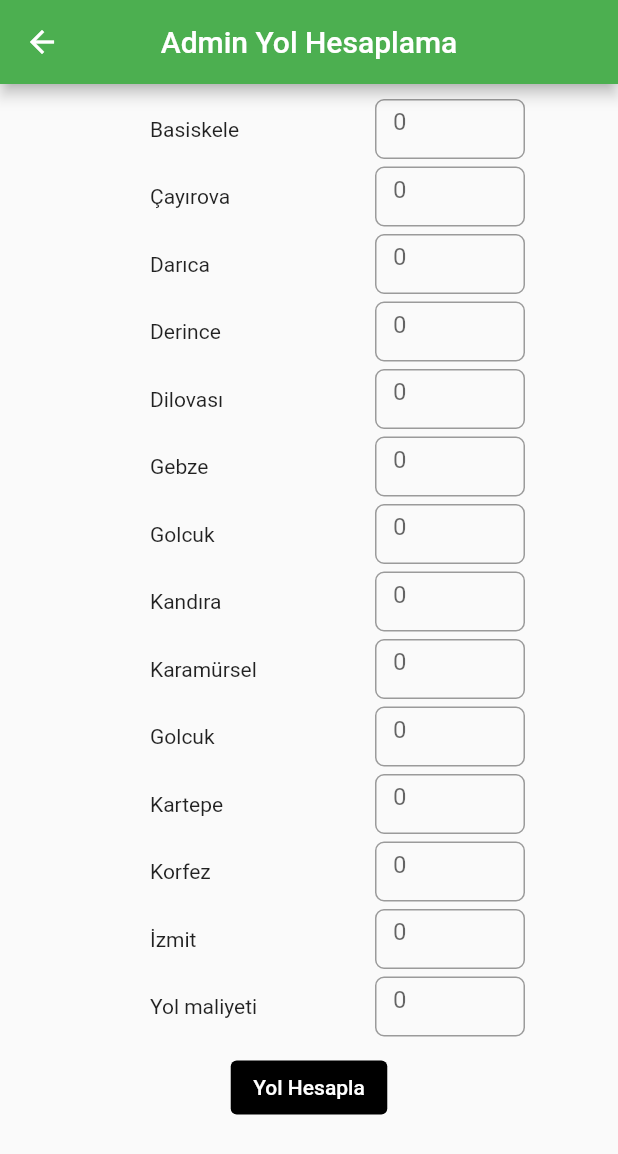
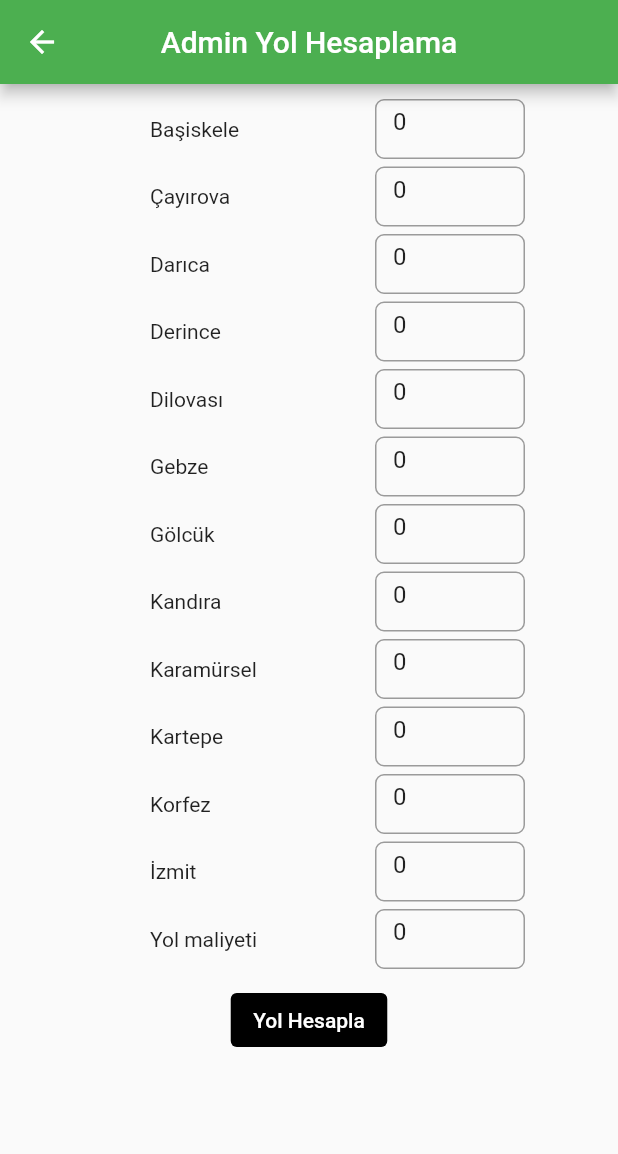
Before and after one commit to AlperenImam0glu/Kocaeli-Universitesi-Ulasim-Uygulamasi, a Flutter app: the AdminYolHesapla screen opened by its route, on a phone screen of 412 x 824 dp. Shown: the top 1154 px of the screen. Run offline on Flutter 3.47's test engine with Material 2 defaults, Android fonts, the phone set to English and light mode, and no system bars; our stand-ins replace flutter_map, latlong2, sqflite; missing offline and left inert: dart:ffi; accounts and stored records are empty.

Commit message:
hesaplama olusturuluyor

```diff
--- a/lib/admin_pages/admin_yol_hesapla.dart
+++ b/lib/admin_pages/admin_yol_hesapla.dart
@@ -9,6 +9,20 @@ class AdminYolHesapla extends StatefulWidget {
 
 class _AdminYolHesaplaState extends State<AdminYolHesapla> {
   double yukseklik = 5;
+  TextEditingController BasiskeleText = TextEditingController(text: '0');
+  TextEditingController CayirovaText = TextEditingController(text: '0');
+  TextEditingController DaricaText = TextEditingController(text: '0');
+  TextEditingController DerinceText = TextEditingController(text: '0');
+  TextEditingController DilovasiText = TextEditingController(text: '0');
+  TextEditingController GebzeText = TextEditingController(text: '0');
+  TextEditingController GolcukText = TextEditingController(text: '0');
+  TextEditingController KandiraText = TextEditingController(text: '0');
+  TextEditingController KaramurselText = TextEditingController(text: '0');
+  TextEditingController KartepeText = TextEditingController(text: '0');
+  TextEditingController KorfezText = TextEditingController(text: '0');
+  TextEditingController IzmitText = TextEditingController(text: '0');
+  TextEditingController YolMaliyetiText = TextEditingController(text: '0');
+
   @override
   Widget build(BuildContext context) {
     return Scaffold(
@@ -26,64 +40,64 @@ class _AdminYolHesaplaState extends State<AdminYolHesapla> {
                   SizedBox(
                     height: 10,
                   ),
-                  durakVeSayi("Basiskele"),
+                  durakVeSayi("Başiskele", BasiskeleText),
                   SizedBox(
                     height: yukseklik,
                   ),
-                  durakVeSayi("Çayırova"),
+                  durakVeSayi("Çayırova", CayirovaText),
                   SizedBox(
                     height: yukseklik,
                   ),
-                  durakVeSayi("Darıca"),
+                  durakVeSayi("Darıca", DaricaText),
                   SizedBox(
                     height: yukseklik,
                   ),
-                  durakVeSayi("Derince"),
+                  durakVeSayi("Derince", DerinceText),
                   SizedBox(
                     height: yukseklik,
                   ),
-                  durakVeSayi("Dilovası"),
+                  durakVeSayi("Dilovası", DilovasiText),
                   SizedBox(
                     height: yukseklik,
                   ),
-                  durakVeSayi("Gebze"),
+                  durakVeSayi("Gebze", GebzeText),
                   SizedBox(
                     height: yukseklik,
                   ),
-                  durakVeSayi("Golcuk"),
+                  durakVeSayi("Gölcük", GolcukText),
                   SizedBox(
                     height: yukseklik,
                   ),
-                  durakVeSayi("Kandıra"),
+                  durakVeSayi("Kandıra", KandiraText),
                   SizedBox(
                     height: yukseklik,
                   ),
-                  durakVeSayi("Karamürsel"),
+                  durakVeSayi("Karamürsel", KaramurselText),
                   SizedBox(
                     height: yukseklik,
                   ),
-                  durakVeSayi("Golcuk"),
+                  durakVeSayi("Kartepe", KartepeText),
                   SizedBox(
                     height: yukseklik,
                   ),
-                  durakVeSayi("Kartepe"),
+                  durakVeSayi("Korfez", KorfezText),
                   SizedBox(
                     height: yukseklik,
                   ),
-                  durakVeSayi("Korfez"),
+                  durakVeSayi("İzmit", IzmitText),
                   SizedBox(
                     height: yukseklik,
                   ),
-                  durakVeSayi("İzmit"),
-                  SizedBox(
-                    height: yukseklik,
-                  ),
-                  durakVeSayi("Yol maliyeti"),
+                  durakVeSayi("Yol maliyeti", YolMaliyetiText),
                   SizedBox(
                     height: 10,
                   ),
                   TextButton(
-                    onPressed: () {},
+                    onPressed: () {
+                      var duraklistesi;
+                      duraklistesi = listeyeYaz();
+                      yolHesapla(duraklistesi);
+                    },
                     style: ButtonStyle(
                         backgroundColor:
                             MaterialStateProperty.all(Colors.black)),
@@ -102,7 +116,7 @@ class _AdminYolHesaplaState extends State<AdminYolHesapla> {
         ));
   }
 
-  Row durakVeSayi(String durak) {
+  Row durakVeSayi(String durak, TextEditingController text, {double? ucret}) {
     return Row(children: <Widget>[
       SizedBox(
         width: 100,
@@ -117,8 +131,33 @@ class _AdminYolHesaplaState extends State<AdminYolHesapla> {
                 borderRadius: BorderRadius.all(Radius.circular(6))),
             hintText: "0",
           ),
+          controller: text,
         ),
       ),
     ]);
   }
+
+  List listeyeYaz() {
+    var duraklistesi = <double>[];
+    duraklistesi.add(double.parse(BasiskeleText.text));
+    duraklistesi.add(double.parse(CayirovaText.text));
+    duraklistesi.add(double.parse(DaricaText.text));
+    duraklistesi.add(double.parse(DerinceText.text));
+    duraklistesi.add(double.parse(DilovasiText.text));
+    duraklistesi.add(double.parse(GebzeText.text));
+    duraklistesi.add(double.parse(GolcukText.text));
+    duraklistesi.add(double.parse(KandiraText.text));
+    duraklistesi.add(double.parse(KaramurselText.text));
+    duraklistesi.add(double.parse(KartepeText.text));
+    duraklistesi.add(double.parse(KorfezText.text));
+    duraklistesi.add(double.parse(IzmitText.text));
+    duraklistesi.add(double.parse(YolMaliyetiText.text));
+    return duraklistesi;
+  }
+
+  void yolHesapla(List<double> duraklistesi) {
+    for (int i = 0; i < duraklistesi.length; i++) {
+      if (duraklistesi[i] == 0) {}
+    }
+  }
 }
```
